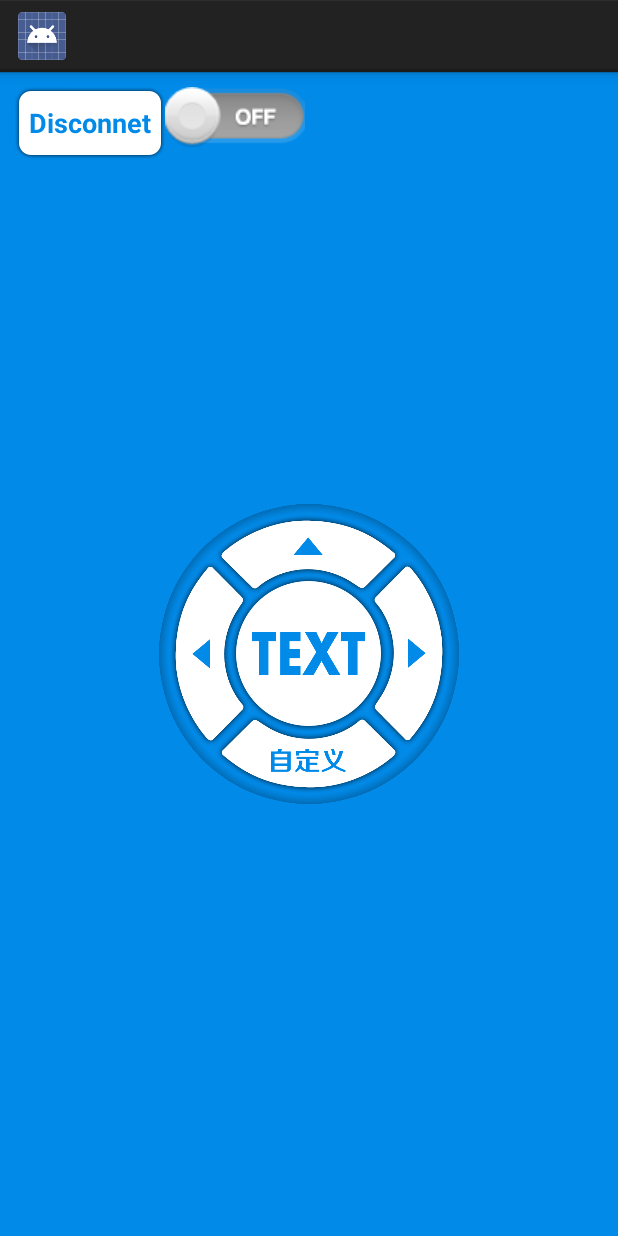
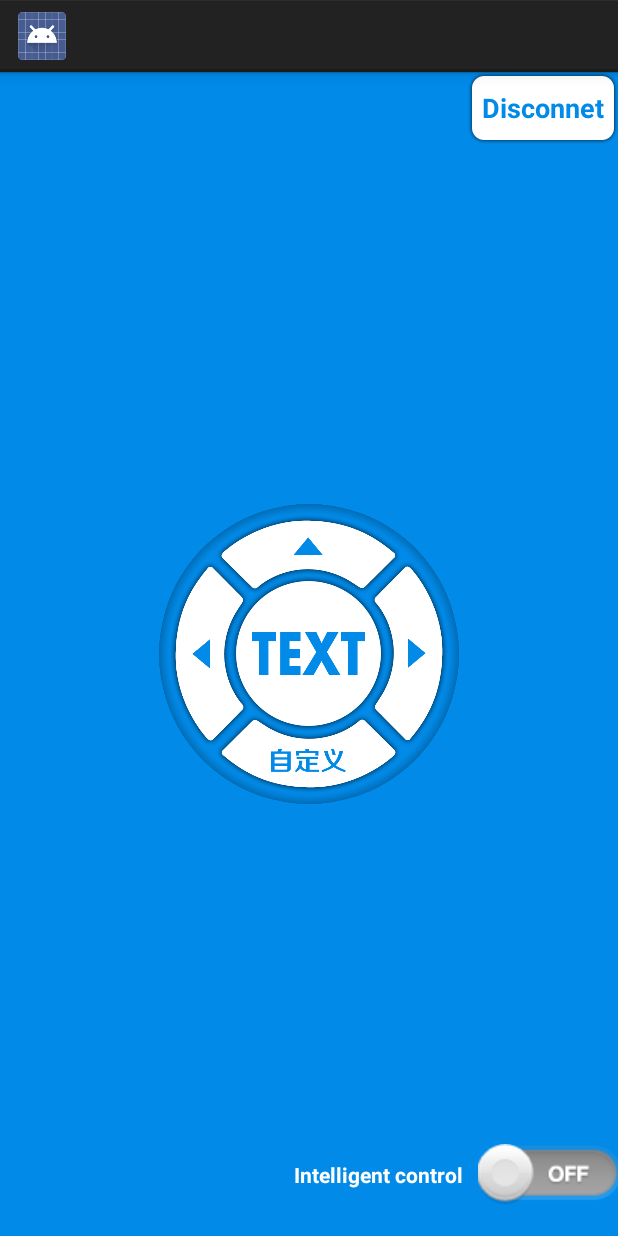
Before and after one commit to chzu131/BlueMatrix, an Android app: the MainMenuActivity screen opened directly, with no data from a screen before it, on a phone screen of 412 x 824 dp. Run offline under Robolectric (Android 15) with nearby library versions, the light colour scheme and no system bars; 3 statements that could not run were skipped.

Commit message:
修改智能控制的UI

```diff
--- a/Chat/Chat/src/main/res/layout/main_menu_layout.xml
+++ b/Chat/Chat/src/main/res/layout/main_menu_layout.xml
@@ -4,30 +4,19 @@
     android:layout_height="match_parent"
     android:background="#018ae8">
 
-    <LinearLayout
-        android:layout_width="wrap_content"
-        android:layout_height="wrap_content"
-        android:layout_margin="10dp">
+
     <Button
         android:id="@+id/disconnet_button"
         android:layout_width="100dp"
         android:layout_height="wrap_content"
         android:background="@drawable/button_selector"
-        android:layout_gravity="right"
         android:textColor="#FF018ae8"
         android:textStyle="bold"
-        android:text="Disconnet" />
+        android:text="Disconnet"
+        android:layout_gravity="right"
+        />
 
 
-        <ToggleButton
-            android:id="@+id/AutoModeToggle"
-            android:layout_width="93dp"
-            android:layout_height="41dp"
-            android:textOff=""
-            android:textOn=""
-            android:background="@drawable/toggle_selector"
-            android:checked="true"/>
-    </LinearLayout>
 
     <FrameLayout
         android:layout_width="200dp"
@@ -69,6 +58,34 @@
             android:layout_width="@dimen/menu_button_height"
             android:layout_height="@dimen/menu_button_width"
             android:layout_gravity="center_vertical|right"
-            android:background="@drawable/menu_right_selector" />
+            android:background="@drawable/menu_right_selector"
+            />
     </FrameLayout>
+    <LinearLayout
+        android:layout_width="wrap_content"
+        android:layout_height="wrap_content"
+        android:layout_gravity="bottom|right"
+        android:paddingBottom="20dp"
+        android:visibility="visible"
+        >
+        <TextView
+            android:text="@string/intelligenceControl"
+            android:layout_width="wrap_content"
+            android:layout_height="wrap_content"
+            android:paddingRight="10dp"
+            android:textColor="#ffffff"
+            android:textStyle="bold"
+            />
+        <ToggleButton
+            android:id="@+id/AutoModeToggle"
+            android:layout_width="93dp"
+            android:layout_height="41dp"
+            android:textOff=""
+            android:textOn=""
+            android:background="@drawable/toggle_selector"
+            android:checked="true"
+            />
+
+    </LinearLayout>
+
 </FrameLayout>
--- a/Chat/Chat/src/main/res/values/strings.xml
+++ b/Chat/Chat/src/main/res/values/strings.xml
@@ -6,4 +6,5 @@
     <string name="searching">Searching....</string>
     <string name="sending_data">sending...</string>
     <string name="deviceName">LedControl</string>
+    <string name="intelligenceControl">Intelligent control</string>
 </resources>
```
